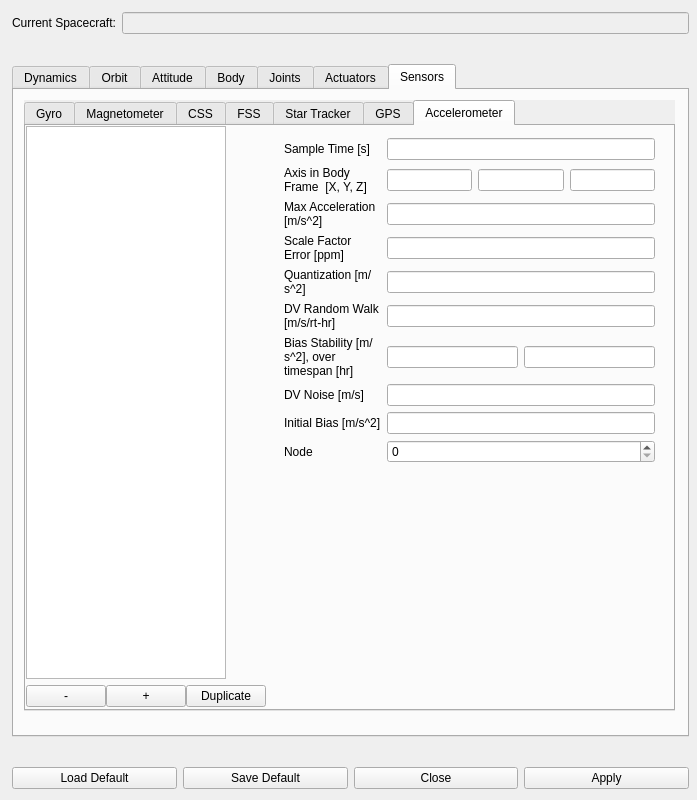
Qt form dsm_gui/spc_submenu.ui (pavelgalchenko/dsm_gui) before a commit.
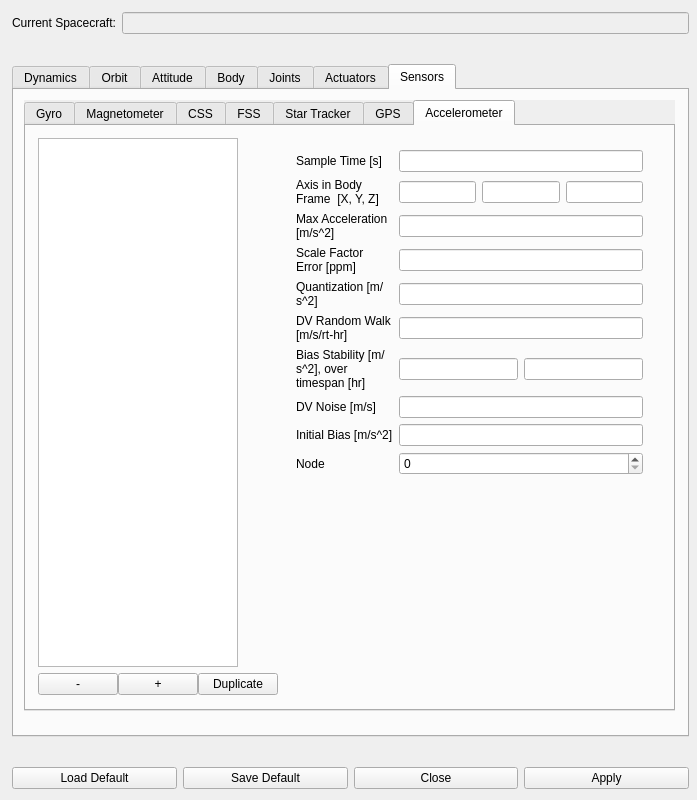
The same form after that commit. The open tabs and pages were chosen to show the change.

What changed in the file:
```diff
--- a/dsm_gui/spc_submenu.ui
+++ b/dsm_gui/spc_submenu.ui
@@ -3158,6 +3158,18 @@
              </rect>
             </property>
             <layout class="QHBoxLayout" name="horizontalLayout_65">
+             <property name="leftMargin">
+              <number>12</number>
+             </property>
+             <property name="topMargin">
+              <number>12</number>
+             </property>
+             <property name="rightMargin">
+              <number>12</number>
+             </property>
+             <property name="bottomMargin">
+              <number>12</number>
+             </property>
              <item>
               <layout class="QVBoxLayout" name="verticalLayout_24">
                <item>
```
Left out of the diff: 4 changed lines with no effect on the pictures.
